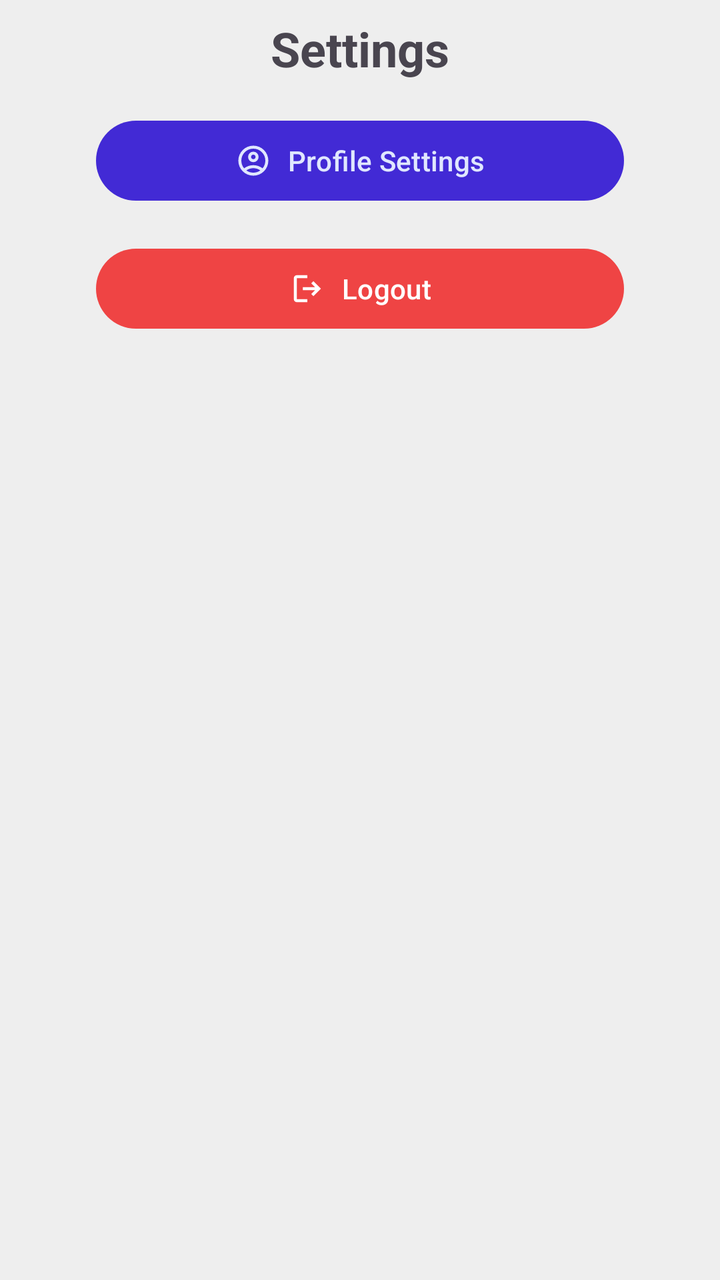
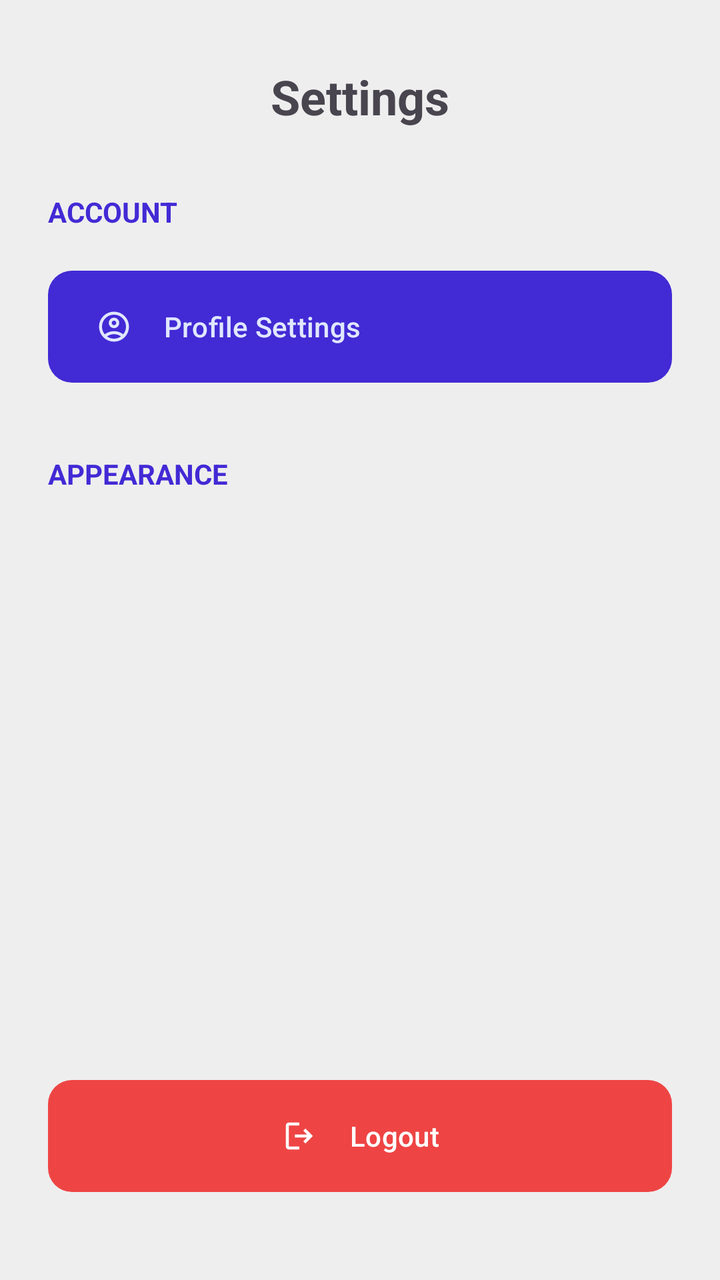

Two renders of the same Android screen: before a commit and after it. Below are the layout's source before the change and the commit's diff.
<!-- AndroidManifest.xml: application theme Theme.TodoApp -->
<!-- res/layout/fragment_settings.xml -->
<?xml version="1.0" encoding="utf-8"?>
<androidx.constraintlayout.widget.ConstraintLayout xmlns:android="http://schemas.android.com/apk/res/android"
    xmlns:app="http://schemas.android.com/apk/res-auto"
    xmlns:tools="http://schemas.android.com/tools"
    android:layout_width="match_parent"
    android:layout_height="match_parent"
    tools:context=".todo.presentation.fragment.SettingsFragment">

    <TextView
        android:id="@+id/textView"
        android:layout_width="match_parent"
        android:layout_height="wrap_content"
        android:layout_marginTop="8dp"
        android:text="Settings"
        android:textAlignment="center"
        android:textSize="24sp"
        android:textStyle="bold"
        app:layout_constraintEnd_toEndOf="parent"
        app:layout_constraintHorizontal_bias="0.0"
        app:layout_constraintStart_toStartOf="parent"
        app:layout_constraintTop_toTopOf="parent" />

    <com.google.android.material.button.MaterialButton
        android:id="@+id/profileBtn"
        android:layout_width="0dp"
        android:layout_height="wrap_content"
        android:layout_marginStart="48dp"
        android:layout_marginTop="16dp"
        android:layout_marginEnd="48dp"
        android:text="Profile Settings"
        app:icon="@drawable/ic_account_circle_24"
        app:iconGravity="textStart"
        app:iconPadding="8dp"
        app:layout_constraintEnd_toEndOf="parent"
        app:layout_constraintStart_toStartOf="parent"
        app:layout_constraintTop_toBottomOf="@+id/textView" />

    <com.google.android.material.button.MaterialButton
        android:id="@+id/logoutBtn"
        android:layout_width="0dp"
        android:layout_height="wrap_content"
        android:layout_marginStart="48dp"
        android:layout_marginTop="16dp"
        android:layout_marginEnd="48dp"
        android:text="Logout"
        app:backgroundTint="?attr/colorError"
        android:textColor="?attr/colorOnError"
        app:iconTint="?attr/colorOnError"
        app:icon="@drawable/ic_logout_24"
        app:iconGravity="textStart"
        app:iconPadding="8dp"
        app:layout_constraintEnd_toEndOf="parent"
        app:layout_constraintStart_toStartOf="parent"
        app:layout_constraintTop_toBottomOf="@+id/profileBtn" />

</androidx.constraintlayout.widget.ConstraintLayout>
<!-- resources referenced by this layout -->
<resources>
  <!-- drawable ic_account_circle_24 (drawable) -->
  <vector xmlns:android="http://schemas.android.com/apk/res/android"
      android:width="24dp"
      android:height="24dp"
      android:viewportWidth="960"
      android:viewportHeight="960">
    <path
        android:pathData="M234,684q51,-39 114,-61.5T480,600q69,0 132,22.5T726,684q35,-41 54.5,-93T800,480q0,-133 -93.5,-226.5T480,160q-133,0 -226.5,93.5T160,480q0,59 19.5,111t54.5,93ZM380.5,479.5Q340,439 340,380t40.5,-99.5Q421,240 480,240t99.5,40.5Q620,321 620,380t-40.5,99.5Q539,520 480,520t-99.5,-40.5ZM480,880q-83,0 -156,-31.5T197,763q-54,-54 -85.5,-127T80,480q0,-83 31.5,-156T197,197q54,-54 127,-85.5T480,80q83,0 156,31.5T763,197q54,54 85.5,127T880,480q0,83 -31.5,156T763,763q-54,54 -127,85.5T480,880ZM580,784.5q47,-15.5 86,-44.5 -39,-29 -86,-44.5T480,680q-53,0 -100,15.5T294,740q39,29 86,44.5T480,800q53,0 100,-15.5ZM523,423q17,-17 17,-43t-17,-43q-17,-17 -43,-17t-43,17q-17,17 -17,43t17,43q17,17 43,17t43,-17ZM480,380ZM480,740Z"
        android:fillColor="#000000"/>
  </vector>
  <!-- drawable ic_logout_24 (drawable) -->
  <vector xmlns:android="http://schemas.android.com/apk/res/android"
      android:width="24dp"
      android:height="24dp"
      android:viewportWidth="960"
      android:viewportHeight="960">
    <path
        android:pathData="M200,840q-33,0 -56.5,-23.5T120,760v-560q0,-33 23.5,-56.5T200,120h280v80L200,200v560h280v80L200,840ZM640,680 L585,622 687,520L360,520v-80h327L585,338l55,-58 200,200 -200,200Z"
        android:fillColor="#000000"/>
  </vector>
  <style name="Theme.TodoApp" parent="Base.Theme.TodoApp" />
  <color name="daisy_light_primary">#422ad5</color>
  <color name="daisy_light_primary_content">#e0e7ff</color>
  <color name="daisy_light_secondary">#f43098</color>
  <color name="daisy_light_secondary_content">#f9e4f0</color>
  <color name="daisy_light_accent">#00d3bb</color>
  <color name="daisy_light_accent_content">#084d49</color>
  <color name="daisy_light_base_300">#eeeeee</color>
  <color name="daisy_light_base_content">#18181b</color>
  <color name="daisy_light_base_100">#ffffff</color>
  <color name="daisy_light_base_200">#f8f8f8</color>
  <color name="daisy_light_error">#ef4444</color>
  <color name="daisy_light_error_content">#ffffff</color>
  <!-- unchanged entries left out for length: 1 -->
</resources>

<!-- the commit's change to res/layout/fragment_settings.xml (unified diff, before → after) -->
@@ -4,14 +4,15 @@
     xmlns:tools="http://schemas.android.com/tools"
     android:layout_width="match_parent"
     android:layout_height="match_parent"
-    tools:context=".todo.presentation.fragment.SettingsFragment">
+    android:padding="24dp"
+    tools:context=".settings.presentation.fragment.SettingsFragment">
 
     <TextView
-        android:id="@+id/textView"
+        android:id="@+id/tvTitle"
         android:layout_width="match_parent"
         android:layout_height="wrap_content"
         android:layout_marginTop="8dp"
-        android:text="Settings"
+        android:text="@string/title_settings"
         android:textAlignment="center"
         android:textSize="24sp"
         android:textStyle="bold"
@@ -20,37 +21,90 @@
         app:layout_constraintStart_toStartOf="parent"
         app:layout_constraintTop_toTopOf="parent" />
 
+    <TextView
+        android:id="@+id/tvAccountSection"
+        android:layout_width="match_parent"
+        android:layout_height="wrap_content"
+        android:layout_marginTop="32dp"
+        android:text="@string/settings_account"
+        android:textColor="?attr/colorPrimary"
+        android:textSize="14sp"
+        android:textStyle="bold"
+        android:textAllCaps="true"
+        app:layout_constraintTop_toBottomOf="@+id/tvTitle" />
+
     <com.google.android.material.button.MaterialButton
         android:id="@+id/profileBtn"
-        android:layout_width="0dp"
-        android:layout_height="wrap_content"
-        android:layout_marginStart="48dp"
+        android:layout_width="match_parent"
+        android:layout_height="64dp"
         android:layout_marginTop="16dp"
-        android:layout_marginEnd="48dp"
-        android:text="Profile Settings"
+        android:text="@string/settings_profile_settings"
+        android:textAlignment="viewStart"
+        app:cornerRadius="12dp"
         app:icon="@drawable/ic_account_circle_24"
         app:iconGravity="textStart"
-        app:iconPadding="8dp"
-        app:layout_constraintEnd_toEndOf="parent"
-        app:layout_constraintStart_toStartOf="parent"
-        app:layout_constraintTop_toBottomOf="@+id/textView" />
+        app:iconPadding="16dp"
+        app:layout_constraintTop_toBottomOf="@+id/tvAccountSection" />
+
+    <TextView
+        android:id="@+id/tvAppearanceSection"
+        android:layout_width="match_parent"
+        android:layout_height="wrap_content"
+        android:layout_marginTop="32dp"
+        android:text="@string/settings_appearance"
+        android:textColor="?attr/colorPrimary"
+        android:textSize="14sp"
+        android:textStyle="bold"
+        android:textAllCaps="true"
+        app:layout_constraintTop_toBottomOf="@+id/profileBtn" />
+
+    <com.google.android.material.button.MaterialButtonToggleGroup
+        android:id="@+id/toggleGroupTheme"
+        android:layout_width="match_parent"
+        android:layout_height="wrap_content"
+        android:layout_marginTop="12dp"
+        app:singleSelection="true"
+        app:selectionRequired="true"
+        app:layout_constraintTop_toBottomOf="@+id/tvAppearanceSection">
+
+        <Button
+            android:id="@+id/btnThemeAuto"
+            style="?attr/materialButtonOutlinedStyle"
+            android:layout_width="0dp"
+            android:layout_height="wrap_content"
+            android:layout_weight="1"
+            android:text="@string/settings_system" />
+
+        <Button
+            android:id="@+id/btnThemeLight"
+            style="?attr/materialButtonOutlinedStyle"
+            android:layout_width="0dp"
+            android:layout_height="wrap_content"
+            android:layout_weight="1"
+            android:text="@string/settings_light" />
+
+        <Button
+            android:id="@+id/btnThemeDark"
+            style="?attr/materialButtonOutlinedStyle"
+            android:layout_width="0dp"
+            android:layout_height="wrap_content"
+            android:layout_weight="1"
+            android:text="@string/settings_dark" />
+    </com.google.android.material.button.MaterialButtonToggleGroup>
 
     <com.google.android.material.button.MaterialButton
         android:id="@+id/logoutBtn"
-        android:layout_width="0dp"
-        android:layout_height="wrap_content"
-        android:layout_marginStart="48dp"
-        android:layout_marginTop="16dp"
-        android:layout_marginEnd="48dp"
-        android:text="Logout"
+        android:layout_width="match_parent"
+        android:layout_height="64dp"
+        android:layout_marginBottom="16dp"
+        android:text="@string/settings_logout"
         app:backgroundTint="?attr/colorError"
         android:textColor="?attr/colorOnError"
         app:iconTint="?attr/colorOnError"
         app:icon="@drawable/ic_logout_24"
         app:iconGravity="textStart"
-        app:iconPadding="8dp"
-        app:layout_constraintEnd_toEndOf="parent"
-        app:layout_constraintStart_toStartOf="parent"
-        app:layout_constraintTop_toBottomOf="@+id/profileBtn" />
+        app:iconPadding="16dp"
+        app:cornerRadius="12dp"
+        app:layout_constraintBottom_toBottomOf="parent" />
 
 </androidx.constraintlayout.widget.ConstraintLayout>
<!-- resource entries referenced after the edit -->
@@ -20,6 +20,14 @@
         android:pathData="M200,840q-33,0 -56.5,-23.5T120,760v-560q0,-33 23.5,-56.5T200,120h280v80L200,200v560h280v80L200,840ZM640,680 L585,622 687,520L360,520v-80h327L585,338l55,-58 200,200 -200,200Z"
         android:fillColor="#000000"/>
   </vector>
+  <string name="settings_account">Account</string>
+  <string name="settings_appearance">Appearance</string>
+  <string name="settings_dark">Dark</string>
+  <string name="settings_light">Light</string>
+  <string name="settings_logout">Logout</string>
+  <string name="settings_profile_settings">Profile Settings</string>
+  <string name="settings_system">System</string>
+  <string name="title_settings">Settings</string>
   <style name="Theme.TodoApp" parent="Base.Theme.TodoApp" />
   <color name="daisy_light_primary">#422ad5</color>
   <color name="daisy_light_primary_content">#e0e7ff</color>
